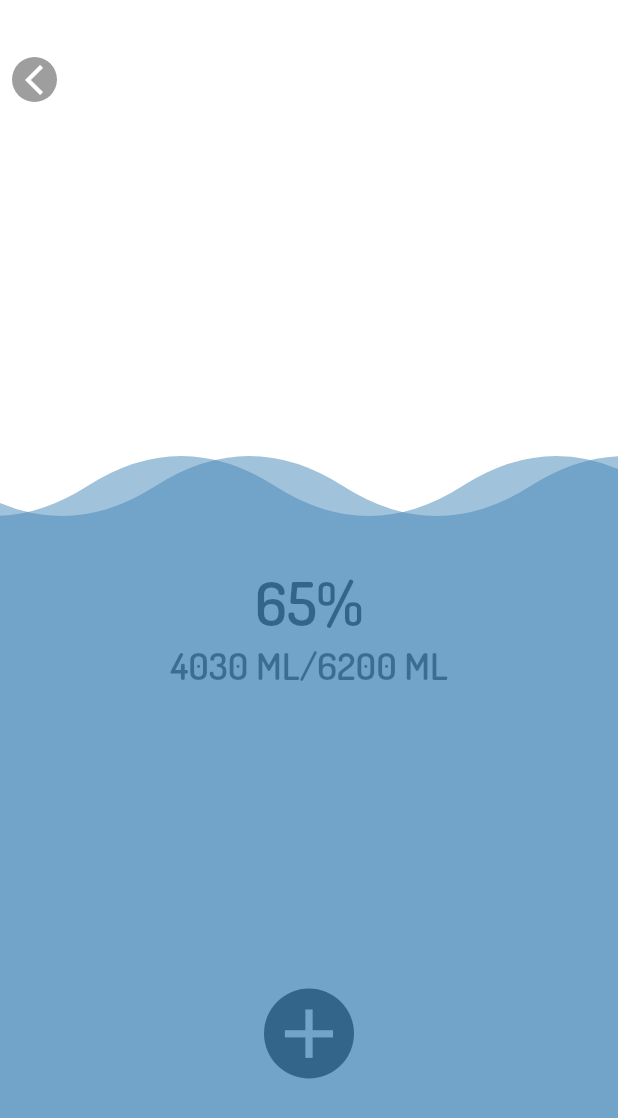
After one commit to IbrahimKhattab172000/graduation_project, a Flutter app: the screen it shows once a user with an empty profile is signed in, scrolled down 180 dp, after a tap on "Water", on a phone screen of 412 x 824 dp. The commit adds this screen. Shown: the top 1118 px of the screen. Run offline on Flutter 3.47's test engine with Material 2 defaults, Android fonts, the phone set to English and light mode, and no system bars; our stand-ins replace camera, curved_navigation_bar, firebase_auth, firebase_core, flutter_screenutil, flutter_spinkit and 1 more; missing offline and left inert: tflite; accounts and stored records are empty.

Commit message:
After adding waterScreen1

```diff
--- a/lib/screens/home_screen/home_components.dart
+++ b/lib/screens/home_screen/home_components.dart
@@ -29,8 +29,11 @@ Widget mainComponent({
   required String text,
   double? height,
   double? width,
+  GestureTapCallback? onTap,
 }) {
-  return Padding(
+  return GestureDetector(
+    onTap: onTap,
+    child: Padding(
       padding: EdgeInsets.only(left: 20.w, right: 2.w),
       child: SizedBox(
         height: height ?? 155.h,
@@ -86,6 +89,7 @@ Widget mainComponent({
                 ),
               ),
             ],
+          ),
         ),
       ),
     ),
--- a/lib/screens/home_screen/home_screen.dart
+++ b/lib/screens/home_screen/home_screen.dart
@@ -7,6 +7,7 @@ import 'package:graduation_project/constants.dart';
 import 'package:graduation_project/shared/shared_components.dart';
 
 import '../navigation_drawer/navigation_drawer_screen.dart';
+import '../water/water_screen1.dart';
 import 'home_components.dart';
 
 class HomeScreen extends StatelessWidget {
@@ -70,13 +71,20 @@ class HomeScreen extends StatelessWidget {
                 child: Row(
                   children: [
                     mainComponent(
-                      imgSrc: "assets/images/selfcare.jpg",
-                      text: "self care",
+                      imgSrc: "assets/images/water.jpg",
+                      text: "Water",
+                      onTap: () {
+                        Navigator.of(context).push(
+                          MaterialPageRoute(
+                            builder: (context) => MyAnimation(),
+                          ),
+                        );
+                      },
                     ),
                     mainComponent(
                       imgSrc: "assets/images/nutrition.jpg",
                       text: "nutrition",
-                    )
+                    ),
                   ],
                 ),
               ),
--- /dev/null
+++ b/lib/screens/water/water_screen1.dart
@@ -0,0 +1,176 @@
+import 'package:flutter/material.dart';
+
+class MyAnimation extends StatefulWidget {
+  const MyAnimation({Key? key}) : super(key: key);
+
+  @override
+  _MyAnimationState createState() => _MyAnimationState();
+}
+
+class _MyAnimationState extends State<MyAnimation>
+    with SingleTickerProviderStateMixin {
+  late Animation<double> animation;
+  late AnimationController _controller;
+
+  @override
+  void initState() {
+    super.initState();
+    _controller =
+        AnimationController(duration: const Duration(seconds: 3), vsync: this)
+          ..repeat();
+
+    animation = Tween<double>(begin: -500, end: 0).animate(_controller);
+  }
+
+  @override
+  void dispose() {
+    super.dispose();
+    _controller.dispose();
+  }
+
+  @override
+  Widget build(BuildContext context) {
+    return MyClipPath(animation);
+  }
+}
+
+// class MyClipPath extends StatelessWidget{
+class MyClipPath extends AnimatedWidget {
+  final Animation<double> animation;
+
+  MyClipPath(this.animation) : super(listenable: animation);
+
+  final Color backgroundColor = const Color(0xFF4386B7);
+
+  @override
+  Widget build(BuildContext context) {
+    return Scaffold(
+      backgroundColor: Colors.white,
+      body: Column(
+        children: [
+          const SizedBox(
+            height: 30,
+          ),
+          Row(
+            children: const [
+              Padding(
+                padding: EdgeInsets.all(8.0),
+                child: CircleAvatar(
+                  radius: 15,
+                  backgroundColor: Colors.grey,
+                  child: Icon(
+                    Icons.arrow_back_ios_outlined,
+                    color: Colors.white,
+                  ),
+                ),
+              ),
+            ],
+          ),
+          Expanded(
+            child: Stack(children: [
+              Center(
+                child: Column(
+                  children: const [
+                    SizedBox(
+                      height: 300,
+                    ),
+                    Text(
+                      '65%',
+                      style: TextStyle(
+                          fontSize: 40,
+                          fontWeight: FontWeight.bold,
+                          color: Colors.black),
+                    ),
+                    Text(
+                      '4030 ML/6200 ML',
+                      style: TextStyle(fontSize: 25, color: Colors.black87),
+                    ),
+                    SizedBox(
+                      height: 200,
+                    ),
+                    CircleAvatar(
+                      radius: 30,
+                      backgroundColor: Colors.black,
+                      child: Icon(
+                        Icons.add,
+                        color: Colors.white,
+                        size: 55,
+                      ),
+                    ),
+                  ],
+                ),
+              ),
+              Positioned(
+                bottom: 0,
+                right: animation.value,
+                child: ClipPath(
+                  clipper: BottomWaveClipper(),
+                  child: Opacity(
+                    opacity: 0.5,
+                    child: Container(
+                      color: backgroundColor,
+                      width: 1000,
+                      height: 540,
+                    ),
+                  ),
+                ),
+              ),
+              Positioned(
+                bottom: 0,
+                left: animation.value,
+                child: ClipPath(
+                  clipper: BottomWaveClipper(),
+                  child: Opacity(
+                    opacity: 0.5,
+                    child: Container(
+                      color: backgroundColor,
+                      width: 1000,
+                      height: 540,
+                    ),
+                  ),
+                ),
+              ),
+            ]),
+          ),
+        ],
+      ),
+    );
+  }
+}
+
+class BottomWaveClipper extends CustomClipper<Path> {
+  @override
+  Path getClip(Size size) {
+    var path = new Path();
+    path.lineTo(0.0, 40.0);
+    path.lineTo(0.0, size.height);
+    path.lineTo(size.width, size.height);
+    path.lineTo(size.width, 40.0);
+
+    for (int i = 0; i < 10; i++) {
+      if (i % 2 == 0) {
+        path.quadraticBezierTo(
+            size.width - (size.width / 16) - (i * size.width / 8),
+            0.0,
+            size.width - ((i + 1) * size.width / 8),
+            size.height - 500);
+      } else {
+        path.quadraticBezierTo(
+            size.width - (size.width / 16) - (i * size.width / 8),
+            size.height - 460,
+            size.width - ((i + 1) * size.width / 8),
+            size.height - 500);
+      }
+    }
+
+    path.lineTo(0.0, 40.0);
+    path.close();
+
+    return path;
+  }
+
+  @override
+  bool shouldReclip(CustomClipper<Path> oldClipper) {
+    return false;
+  }
+}
```
Also changed, not shown: assets/images/water.jpg (added). Lines whose indentation alone changed are shown as unchanged.
